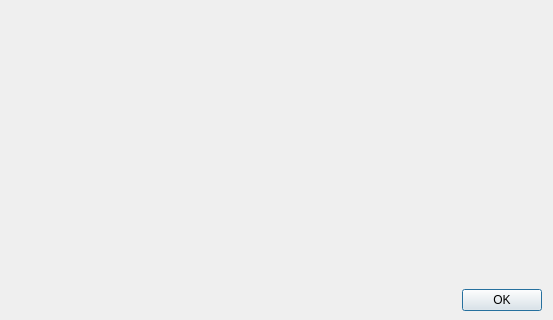
Before: the Qt Designer form starviewer/src/interface/qaboutdialogbase.ui in starviewer-medical/starviewer, drawn with Qt 5; both pictures show x 0 to 553 and y 202 to 522 of the 553 by 522 pixel window.
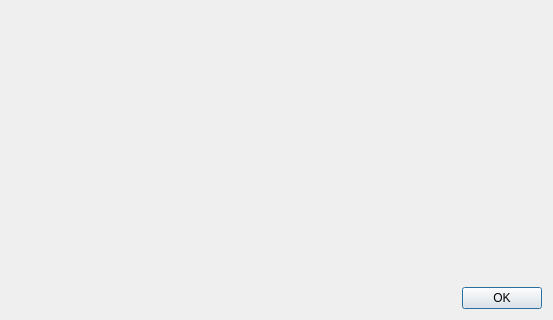
After: the same form once the commit is applied. Icons and pictures are not drawn.

Commit message: ENH: Tweak some layout settings to make the about dialog correctly adjust its size like with Qt 4.8.

```diff
--- a/starviewer/src/interface/qaboutdialogbase.ui
+++ b/starviewer/src/interface/qaboutdialogbase.ui
@@ -14,13 +14,13 @@
    <string>Dialog</string>
   </property>
   <layout class="QGridLayout" name="gridLayout">
-   <property name="bottomMargin">
-    <number>9</number>
+   <property name="sizeConstraint">
+    <enum>QLayout::SetMinimumSize</enum>
    </property>
    <item row="0" column="0">
     <layout class="QHBoxLayout" name="horizontalLayout_2">
      <property name="sizeConstraint">
-      <enum>QLayout::SetDefaultConstraint</enum>
+      <enum>QLayout::SetMinimumSize</enum>
      </property>
      <item>
       <widget class="QLabel" name="m_starviewerIcon">
@@ -65,23 +65,11 @@
        <item>
         <widget class="QLabel" name="m_aboutTextLabel">
          <property name="sizePolicy">
-          <sizepolicy hsizetype="Ignored" vsizetype="Expanding">
+          <sizepolicy hsizetype="Minimum" vsizetype="MinimumExpanding">
            <horstretch>0</horstretch>
            <verstretch>0</verstretch>
           </sizepolicy>
          </property>
-         <property name="maximumSize">
-          <size>
-           <width>16777215</width>
-           <height>16777215</height>
-          </size>
-         </property>
-         <property name="text">
-          <string/>
-         </property>
-         <property name="scaledContents">
-          <bool>false</bool>
-         </property>
          <property name="alignment">
           <set>Qt::AlignLeading|Qt::AlignLeft|Qt::AlignTop</set>
          </property>
```
Left out of the diff: 2 changed lines with no effect on the pictures.
